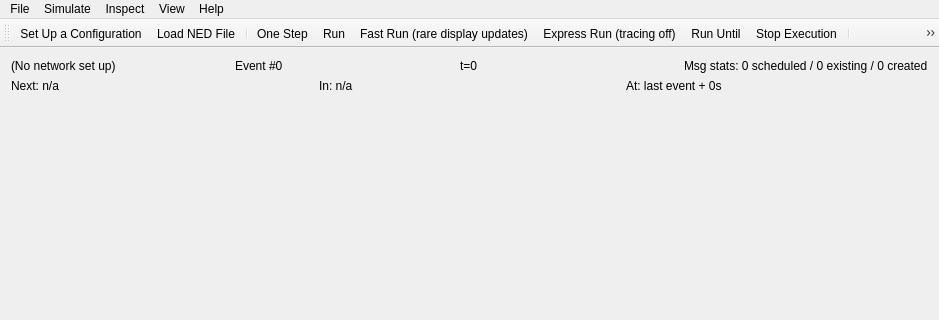
Qt form src/qtenv/mainwindow.ui (omnetpp/omnetpp) before a commit; both pictures show x 0 to 939 and y 0 to 320 of the 939 by 673 pixel window.
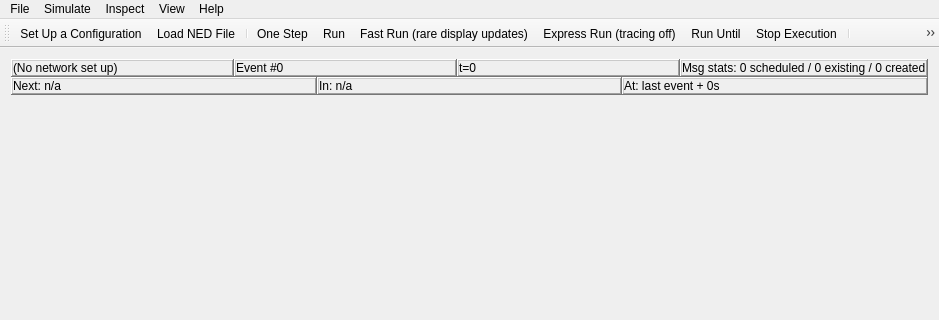
The same form after that commit. Icons and pictures are not drawn.

Commit message: qtenv: mainwindow: add frame to status bar

The edit to the form file:
```diff
--- a/src/qtenv/mainwindow.ui
+++ b/src/qtenv/mainwindow.ui
@@ -36,59 +36,260 @@
    <layout class="QVBoxLayout" name="verticalLayout">
     <item>
      <layout class="QVBoxLayout" name="verticalLayout_2">
+      <property name="spacing">
+       <number>0</number>
+      </property>
       <item>
        <layout class="QHBoxLayout" name="horizontalLayout">
+        <property name="spacing">
+         <number>0</number>
+        </property>
         <item>
-         <widget class="QLabel" name="labelConfigName">
-          <property name="text">
-           <string>(No network set up)</string>
+         <widget class="QFrame" name="frame">
+          <property name="frameShape">
+           <enum>QFrame::WinPanel</enum>
           </property>
+          <property name="frameShadow">
+           <enum>QFrame::Raised</enum>
+          </property>
+          <property name="lineWidth">
+           <number>1</number>
+          </property>
+          <layout class="QHBoxLayout" name="horizontalLayout_2">
+           <property name="spacing">
+            <number>0</number>
+           </property>
+           <property name="leftMargin">
+            <number>0</number>
+           </property>
+           <property name="topMargin">
+            <number>0</number>
+           </property>
+           <property name="rightMargin">
+            <number>0</number>
+           </property>
+           <property name="bottomMargin">
+            <number>0</number>
+           </property>
+           <item>
+            <widget class="QLabel" name="labelConfigName">
+             <property name="text">
+              <string>(No network set up)</string>
+             </property>
+            </widget>
+           </item>
+          </layout>
          </widget>
         </item>
         <item>
-         <widget class="QLabel" name="labelEvent">
-          <property name="text">
-           <string>Event #0</string>
+         <widget class="QFrame" name="frame_2">
+          <property name="frameShape">
+           <enum>QFrame::WinPanel</enum>
           </property>
+          <property name="frameShadow">
+           <enum>QFrame::Raised</enum>
+          </property>
+          <layout class="QVBoxLayout" name="verticalLayout_9">
+           <property name="spacing">
+            <number>0</number>
+           </property>
+           <property name="leftMargin">
+            <number>0</number>
+           </property>
+           <property name="topMargin">
+            <number>0</number>
+           </property>
+           <property name="rightMargin">
+            <number>0</number>
+           </property>
+           <property name="bottomMargin">
+            <number>0</number>
+           </property>
+           <item>
+            <widget class="QLabel" name="labelEvent">
+             <property name="text">
+              <string>Event #0</string>
+             </property>
+            </widget>
+           </item>
+          </layout>
          </widget>
         </item>
         <item>
-         <widget class="QLabel" name="labelTime">
-          <property name="text">
-           <string>t=0</string>
+         <widget class="QFrame" name="frame_3">
+          <property name="frameShape">
+           <enum>QFrame::WinPanel</enum>
           </property>
+          <property name="frameShadow">
+           <enum>QFrame::Raised</enum>
+          </property>
+          <layout class="QVBoxLayout" name="verticalLayout_10">
+           <property name="spacing">
+            <number>0</number>
+           </property>
+           <property name="leftMargin">
+            <number>0</number>
+           </property>
+           <property name="topMargin">
+            <number>0</number>
+           </property>
+           <property name="rightMargin">
+            <number>0</number>
+           </property>
+           <property name="bottomMargin">
+            <number>0</number>
+           </property>
+           <item>
+            <widget class="QLabel" name="labelTime">
+             <property name="text">
+              <string>t=0</string>
+             </property>
+            </widget>
+           </item>
+          </layout>
          </widget>
         </item>
         <item>
-         <widget class="QLabel" name="labelMessageStats">
-          <property name="text">
-           <string>Msg stats: 0 scheduled / 0 existing / 0 created</string>
+         <widget class="QFrame" name="frame_4">
+          <property name="frameShape">
+           <enum>QFrame::WinPanel</enum>
           </property>
+          <property name="frameShadow">
+           <enum>QFrame::Raised</enum>
+          </property>
+          <layout class="QVBoxLayout" name="verticalLayout_11">
+           <property name="spacing">
+            <number>0</number>
+           </property>
+           <property name="leftMargin">
+            <number>0</number>
+           </property>
+           <property name="topMargin">
+            <number>0</number>
+           </property>
+           <property name="rightMargin">
+            <number>0</number>
+           </property>
+           <property name="bottomMargin">
+            <number>0</number>
+           </property>
+           <item>
+            <widget class="QLabel" name="labelMessageStats">
+             <property name="text">
+              <string>Msg stats: 0 scheduled / 0 existing / 0 created</string>
+             </property>
+            </widget>
+           </item>
+          </layout>
          </widget>
         </item>
        </layout>
       </item>
       <item>
        <layout class="QHBoxLayout" name="horizontalLayoutDisplay">
+        <property name="spacing">
+         <number>0</number>
+        </property>
         <item>
-         <widget class="QLabel" name="labelDisplay1">
-          <property name="text">
-           <string>Next: n/a</string>
+         <widget class="QFrame" name="frame_5">
+          <property name="frameShape">
+           <enum>QFrame::WinPanel</enum>
           </property>
+          <property name="frameShadow">
+           <enum>QFrame::Raised</enum>
+          </property>
+          <layout class="QVBoxLayout" name="verticalLayout_12">
+           <property name="spacing">
+            <number>0</number>
+           </property>
+           <property name="leftMargin">
+            <number>0</number>
+           </property>
+           <property name="topMargin">
+            <number>0</number>
+           </property>
+           <property name="rightMargin">
+            <number>0</number>
+           </property>
+           <property name="bottomMargin">
+            <number>0</number>
+           </property>
+           <item>
+            <widget class="QLabel" name="labelDisplay1">
+             <property name="text">
+              <string>Next: n/a</string>
+             </property>
+            </widget>
+           </item>
+          </layout>
          </widget>
         </item>
         <item>
-         <widget class="QLabel" name="labelDisplay2">
-          <property name="text">
-           <string>In: n/a</string>
+         <widget class="QFrame" name="frame_6">
+          <property name="frameShape">
+           <enum>QFrame::WinPanel</enum>
           </property>
+          <property name="frameShadow">
+           <enum>QFrame::Raised</enum>
+          </property>
+          <layout class="QVBoxLayout" name="verticalLayout_13">
+           <property name="spacing">
+            <number>0</number>
+           </property>
+           <property name="leftMargin">
+            <number>0</number>
+           </property>
+           <property name="topMargin">
+            <number>0</number>
+           </property>
+           <property name="rightMargin">
+            <number>0</number>
+           </property>
+           <property name="bottomMargin">
+            <number>0</number>
+           </property>
+           <item>
+            <widget class="QLabel" name="labelDisplay2">
+             <property name="text">
+              <string>In: n/a</string>
+             </property>
+            </widget>
+           </item>
+          </layout>
          </widget>
         </item>
         <item>
-         <widget class="QLabel" name="labelDisplay3">
-          <property name="text">
-           <string>At: last event + 0s</string>
+         <widget class="QFrame" name="frame_7">
+          <property name="frameShape">
+           <enum>QFrame::WinPanel</enum>
           </property>
+          <property name="frameShadow">
+           <enum>QFrame::Raised</enum>
+          </property>
+          <layout class="QVBoxLayout" name="verticalLayout_14">
+           <property name="spacing">
+            <number>0</number>
+           </property>
+           <property name="leftMargin">
+            <number>0</number>
+           </property>
+           <property name="topMargin">
+            <number>0</number>
+           </property>
+           <property name="rightMargin">
+            <number>0</number>
+           </property>
+           <property name="bottomMargin">
+            <number>0</number>
+           </property>
+           <item>
+            <widget class="QLabel" name="labelDisplay3">
+             <property name="text">
+              <string>At: last event + 0s</string>
+             </property>
+            </widget>
+           </item>
+          </layout>
          </widget>
         </item>
        </layout>
```
The commit also changes 1 other file.
